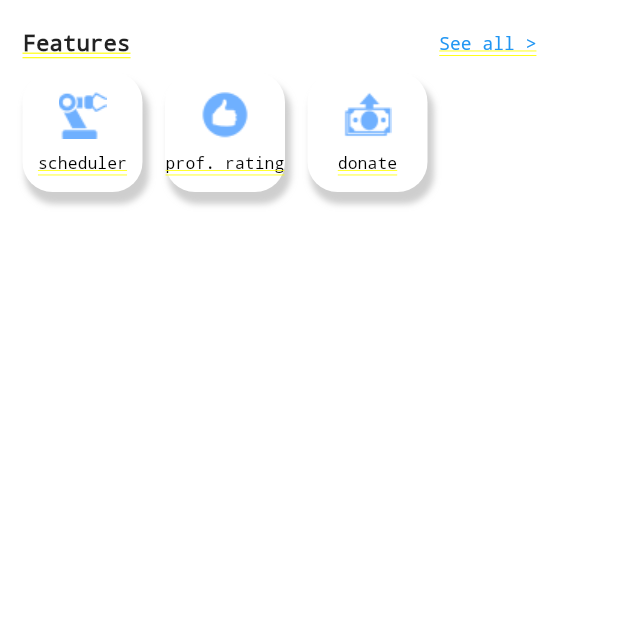
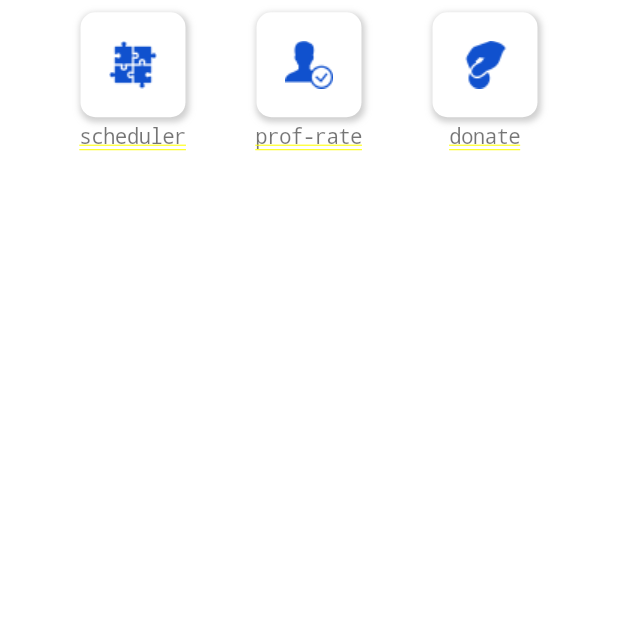
Before and after one commit to tomoaki3284/flutter_wsu_course_helper, a Flutter app: the FeaturesBlock screen opened directly, on a phone screen of 412 x 824 dp, the top half of it. Run offline on Flutter 3.47's test engine with Material 2 defaults, Android fonts, the light colour scheme and no system bars; our stand-ins replace page_view_indicators, shared_preferences, toast; accounts and stored records are empty; network calls fail.

Commit message:
Changed HomePage.dart UI design

```diff
--- a/lib/View/GeneralHeader.dart
+++ b/lib/View/GeneralHeader.dart
@@ -9,7 +9,7 @@ class GeneralHeader extends StatelessWidget {
   @override
   Widget build(BuildContext context) {
     return Padding(
-      padding: EdgeInsets.symmetric(vertical: 0, horizontal: 15),
+      padding: EdgeInsets.only(top: 10, bottom: 10, left: 20, right: 20),
       child: Row(
         children: <Widget>[
           Flexible(
--- a/lib/View/HomePage/FeaturesBlock.dart
+++ b/lib/View/HomePage/FeaturesBlock.dart
@@ -1,17 +1,16 @@
 import 'package:flutter/material.dart';
 
 import '../../constants.dart';
-import '../GeneralHeader.dart';
 
 class FeaturesBlock extends StatelessWidget {
   List<Feature> features = [
     Feature(
       name: 'scheduler',
-        imgPath: kImgByFeatureName['auto scheduler'],
+      imgPath: kImgByFeatureName['scheduler'],
       featureScreen: Scaffold(),
     ),
     Feature(
-      name: 'prof. rating',
+      name: 'prof-rate',
       imgPath: kImgByFeatureName['prof. rating'],
       featureScreen: Scaffold(),
     ),
@@ -24,56 +23,60 @@ class FeaturesBlock extends StatelessWidget {
 
   @override
   Widget build(BuildContext context) {
-    return Container(
-      padding: EdgeInsets.only(top: 20),
-      child: Column(
-        children: <Widget>[
-          GeneralHeader(title: 'Features'),
-          _buildFeaturesListView(context),
-        ],
-      ),
-    );
+    return _buildFeaturesListView();
   }
 
-  Widget _buildFeaturesListView(BuildContext context) {
+  Widget _buildFeaturesListView() {
     return Container(
-      height: 80,
-      child: ListView.builder(
+      height: 130,
+      padding: EdgeInsets.symmetric(horizontal: 35),
+      child: GridView.builder(
+        gridDelegate: SliverGridDelegateWithFixedCrossAxisCount(
+          crossAxisCount: 3,
+          crossAxisSpacing: 10,
+          mainAxisSpacing: 0,
+        ),
+        itemBuilder: (context, index) {
+          return _buildFeatureCell(context, index);
+        },
         itemCount: features.length,
-        scrollDirection: Axis.horizontal,
-        itemBuilder: (BuildContext ctxt, int index) {
-          return _buildFeatureCell(ctxt, index);
-        },
       ),
     );
   }
 
   Widget _buildFeatureCell(BuildContext context, int index) {
     return Container(
+      child: Column(
+        mainAxisAlignment: MainAxisAlignment.center,
+        children: <Widget>[
+          Container(
+            margin: EdgeInsets.only(bottom: 5),
+            height: 70,
             decoration: BoxDecoration(
-        borderRadius: BorderRadius.all(Radius.circular(20.0)),
+              borderRadius: BorderRadius.all(Radius.circular(10.0)),
               color: Colors.white,
               boxShadow: [
                 BoxShadow(
                   color: Colors.grey.withOpacity(0.5),
                   spreadRadius: 1,
                   blurRadius: 3,
-            offset: Offset(3, 7),
+                  offset: Offset(1, 2),
                 ),
               ],
             ),
-      margin: EdgeInsets.only(left: 15),
-      width: 80,
-      child: Column(
-        mainAxisAlignment: MainAxisAlignment.center,
-        children: [
-          Image(
+            child: Image(
               image: AssetImage(features[index].imgPath),
             ),
-          Padding(padding: EdgeInsets.only(bottom: 10)),
+          ),
           Text(
             features[index].name,
-            style: TextStyle(color: Colors.black, fontSize: 11, fontWeight: FontWeight.w300),
+            maxLines: 1,
+            style: TextStyle(
+              letterSpacing: -0.5,
+              fontSize: 14,
+              color: Colors.black54,
+              fontWeight: FontWeight.w500,
+            ),
           ),
         ],
       ),
@@ -82,10 +85,12 @@ class FeaturesBlock extends StatelessWidget {
 }
 
 class Feature {
-
   String name;
   String imgPath;
   Widget featureScreen;
 
-  Feature({@required this.name, @required this.imgPath, @required this.featureScreen});
+  Feature(
+      {@required this.name,
+      @required this.imgPath,
+      @required this.featureScreen});
 }
--- a/lib/View/HomePage/HomePage.dart
+++ b/lib/View/HomePage/HomePage.dart
@@ -47,8 +47,8 @@ class _HomePageState extends State<HomePage> {
                   SchedulePagerBlock(),
                 ],
               ),
+              FeaturesBlock(),
               CoursesBlock(),
-              FeaturesBlock(),
             ],
           ),
         ),
--- a/lib/View/HomePage/SchedulePagerBlock.dart
+++ b/lib/View/HomePage/SchedulePagerBlock.dart
@@ -21,7 +21,7 @@ class _SchedulePagerBlockState extends State<SchedulePagerBlock> {
     SchedulePool scheduleList = Provider.of<SchedulePool>(context);
 
     return Container(
-      margin: EdgeInsets.only(top: 140, bottom: 20),
+      margin: EdgeInsets.only(top: 140, bottom: 35),
       child: Column(
         children: <Widget>[
           Container(
@@ -110,8 +110,7 @@ class _SchedulePagerBlockState extends State<SchedulePagerBlock> {
                   padding: EdgeInsets.only(left: 20, top: 20),
                   child: Text(
                     scheduleName,
-                    style:
-                        TextStyle(color: kPrimaryColor, fontSize: 18),
+                    style: TextStyle(color: kPrimaryColor, fontSize: 18),
                   ),
                 ),
               ),
@@ -140,12 +139,11 @@ class _SchedulePagerBlockState extends State<SchedulePagerBlock> {
         ),
         Flexible(
           flex: 5,
-          // todo: change this to proper image
           child: Container(
             alignment: Alignment.center,
-            child: Image.asset(
-              scheduleOverlap ? 'assets/images/schedule_no.png' : 'assets/images/schedule_yes.png'
-            ),
+            child: Image.asset(scheduleOverlap
+                ? 'assets/images/schedule_no.png'
+                : 'assets/images/schedule_yes.png'),
           ),
         ),
       ],
--- a/lib/constants.dart
+++ b/lib/constants.dart
@@ -144,7 +144,7 @@ const kSubjectByAlias = {
 };
 
 const kImgByFeatureName = {
-  'auto scheduler' : 'assets/images/auto_scheduler.png',
+  'scheduler' : 'assets/images/scheduler.png',
   'prof. rating' : 'assets/images/prof_rating.png',
   'donate' : 'assets/images/donate.png',
 };
```
Also changed, not shown: assets/images/auto_scheduler.png (deleted), assets/images/donate.png, assets/images/prof_rating.png, assets/images/scheduler.png (added). Lines whose indentation alone changed are shown as unchanged.
